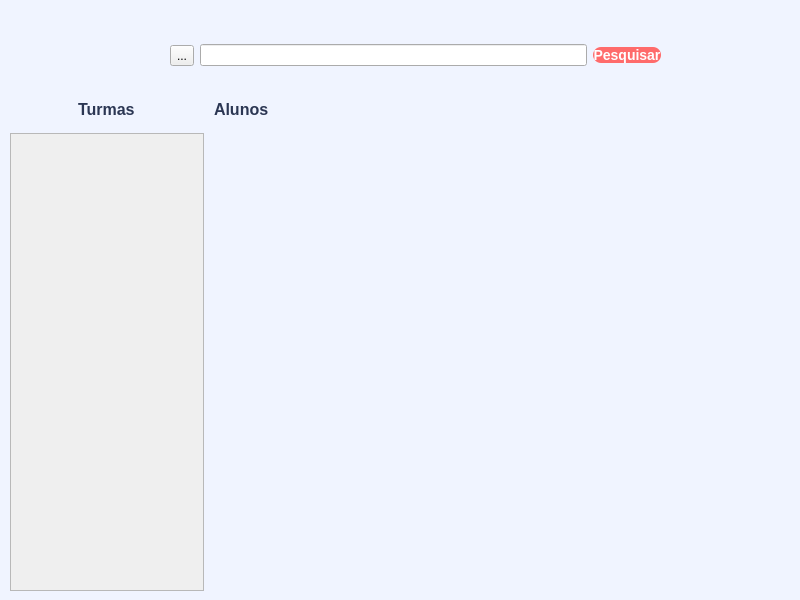
The window that App/view/ui/home.ui (Caiquef80/Gerenciamento-Escolar) describes before a commit, drawn with Qt 5.
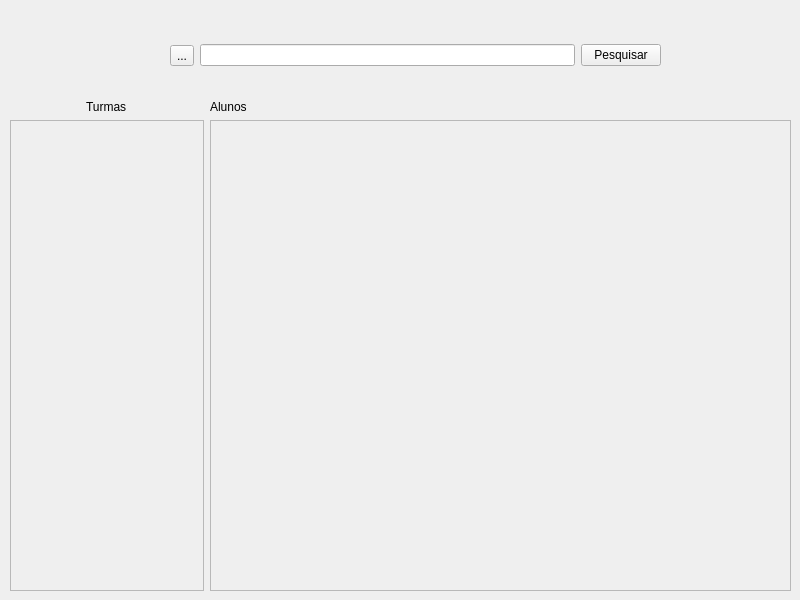
The same window after the commit. Icons and pictures are not drawn.

Commit message:
Student card home (#79)
* Cards added into the student's homestack

* Clear students function

* .

* .

* .

* .

Patch:
```diff
--- a/App/view/ui/home.ui
+++ b/App/view/ui/home.ui
@@ -6,8 +6,8 @@
    <rect>
     <x>0</x>
     <y>0</y>
-    <width>820</width>
-    <height>609</height>
+    <width>800</width>
+    <height>600</height>
    </rect>
   </property>
   <property name="minimumSize">
@@ -23,88 +23,7 @@
    </size>
   </property>
   <property name="windowTitle">
-   <string>Home</string>
-  </property>
-  <property name="windowIcon">
-   <iconset>
-    <normaloff>../../../../../../Downloads/home.png</normaloff>../../../../../../Downloads/home.png</iconset>
-  </property>
-  <property name="styleSheet">
-   <string notr="true">QMainWindow, #centralwidget {
-    background-color: #F0F4FF;
-}
-
-QLabel {
-    color: #2B3653;
-    font-size: 16px;
-    font-weight: 800;
-    font-family: 'Segoe UI', -apple-system, sans-serif;
-    qproperty-alignment: AlignCenter;
-    padding-bottom: 8px;
-}
-
-
-QLabe::label_4l {
-    color: #2B3653;
-    font-size: 10px;
-    font-weight: 800;
-    font-family: 'Segoe UI', -apple-system, sans-serif;
-    qproperty-alignment: AlignCenter;
-    padding-bottom: 8px;
-}
-
-QListView {
-    background-color: #FFFFFF;
-    color: #334155;
-    border: 1.5px solid #E2E8F0;
-    border-radius: 12px;
-    padding: 8px;
-    font-size: 14px;
-    font-family: 'Segoe UI', -apple-system, sans-serif;
-    outline: none;
-}
-
-QListView:hover {
-    border: 1.5px solid #CBD5E1;
-}
-
-QListView::item {
-    padding: 12px;
-    border-radius: 8px;
-    margin-bottom: 4px;
-}
-
-QListView::item:selected {
-    background-color: #3B82F6;
-    color: #FFFFFF;
-    font-weight: bold;
-}
-
-QListView::item:hover:!selected {
-    background-color: #F1F5F9;
-    color: #0F172A;
-}
-
-QPushButton {
-    background-color: #FF6B6B;
-    color: #FFFFFF;
-    border: none;
-    border-radius: 8px;
-    font-size: 14px;
-    font-weight: bold;
-    font-family: 'Segoe UI', sans-serif;
-}
-
-QPushButton:hover {
-    background-color: #E55A5A;
-}
-
-QPushButton:pressed {
-    background-color: #B91C1C;
-}
-
-
-</string>
+   <string>MainWindow</string>
   </property>
   <widget class="QWidget" name="centralwidget">
    <widget class="QWidget" name="layoutWidget">
@@ -147,7 +66,7 @@
       </layout>
      </item>
      <item>
-      <layout class="QVBoxLayout" name="verticalLayout_5" stretch="0,1">
+      <layout class="QVBoxLayout" name="verticalLayout_5" stretch="0,0">
        <item>
         <widget class="QLabel" name="labelAluno">
          <property name="text">
@@ -156,9 +75,21 @@
         </widget>
        </item>
        <item>
-        <widget class="QStackedWidget" name="stackAluno">
-         <widget class="QWidget" name="page_9"/>
-         <widget class="QWidget" name="page_10"/>
+        <widget class="QScrollArea" name="scrollAreaAlunos">
+         <property name="widgetResizable">
+          <bool>true</bool>
+         </property>
+         <widget class="QWidget" name="scrollAreaWidgetContentAlunos">
+          <property name="geometry">
+           <rect>
+            <x>0</x>
+            <y>0</y>
+            <width>576</width>
+            <height>466</height>
+           </rect>
+          </property>
+          <layout class="QVBoxLayout" name="verticalLayout_7"/>
+         </widget>
         </widget>
        </item>
       </layout>
```
The commit also changes 3 other files.
